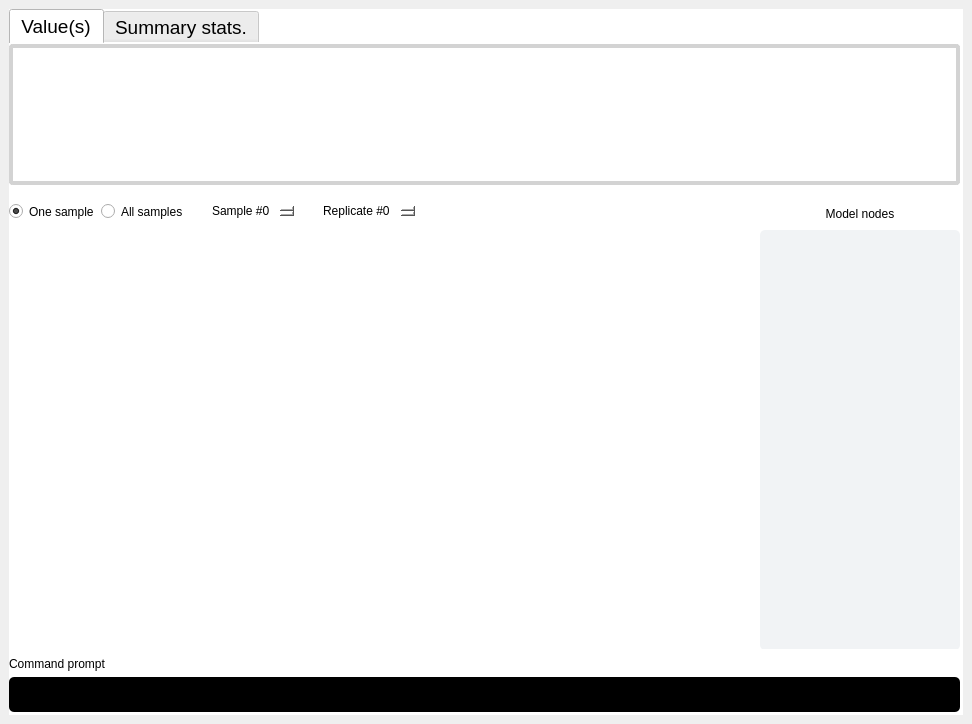
fkmendes/PhyloJunction, file src/phylojunction/interface/pysidegui/pjguipages/pjgui_pages.ui: the form before one commit.
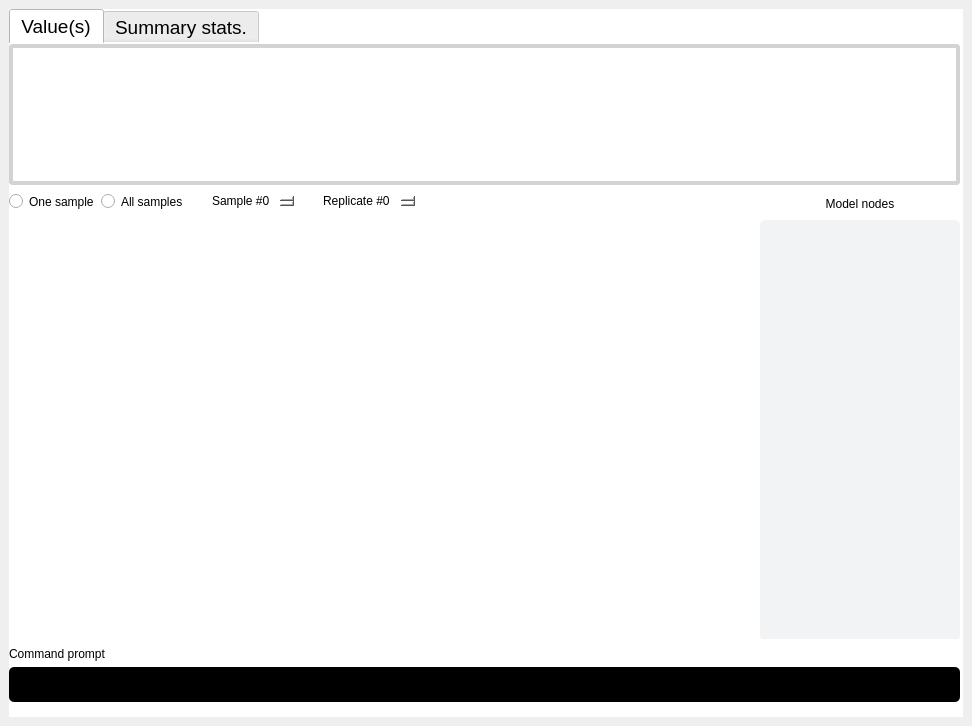
The form after the commit. Custom widgets are drawn as their Qt base class.

```diff
--- a/src/phylojunction/interface/pysidegui/pjguipages/pjgui_pages.ui
+++ b/src/phylojunction/interface/pysidegui/pjguipages/pjgui_pages.ui
@@ -7,7 +7,7 @@
     <x>0</x>
     <y>0</y>
     <width>972</width>
-    <height>724</height>
+    <height>726</height>
    </rect>
   </property>
   <property name="windowTitle">
@@ -46,7 +46,7 @@
        <property name="geometry">
         <rect>
          <x>0</x>
-         <y>190</y>
+         <y>180</y>
          <width>951</width>
          <height>451</height>
         </rect>
@@ -94,8 +94,11 @@
             <property name="text">
              <string>One sample</string>
             </property>
+            <property name="checkable">
+             <bool>false</bool>
+            </property>
             <property name="checked">
-             <bool>true</bool>
+             <bool>false</bool>
             </property>
            </widget>
           </item>
@@ -107,6 +110,9 @@
             <property name="text">
              <string>All samples</string>
             </property>
+            <property name="checkable">
+             <bool>false</bool>
+            </property>
             <property name="autoExclusive">
              <bool>true</bool>
             </property>
@@ -160,6 +166,12 @@
              <string notr="true">color: black;
 </string>
             </property>
+            <property name="readOnly">
+             <bool>false</bool>
+            </property>
+            <property name="accelerated">
+             <bool>true</bool>
+            </property>
             <property name="prefix">
              <string>Replicate #</string>
             </property>
@@ -229,7 +241,7 @@
        <property name="geometry">
         <rect>
          <x>0</x>
-         <y>640</y>
+         <y>630</y>
          <width>951</width>
          <height>63</height>
         </rect>
```
Left out of the diff: 6 changed lines with no effect on the pictures.
